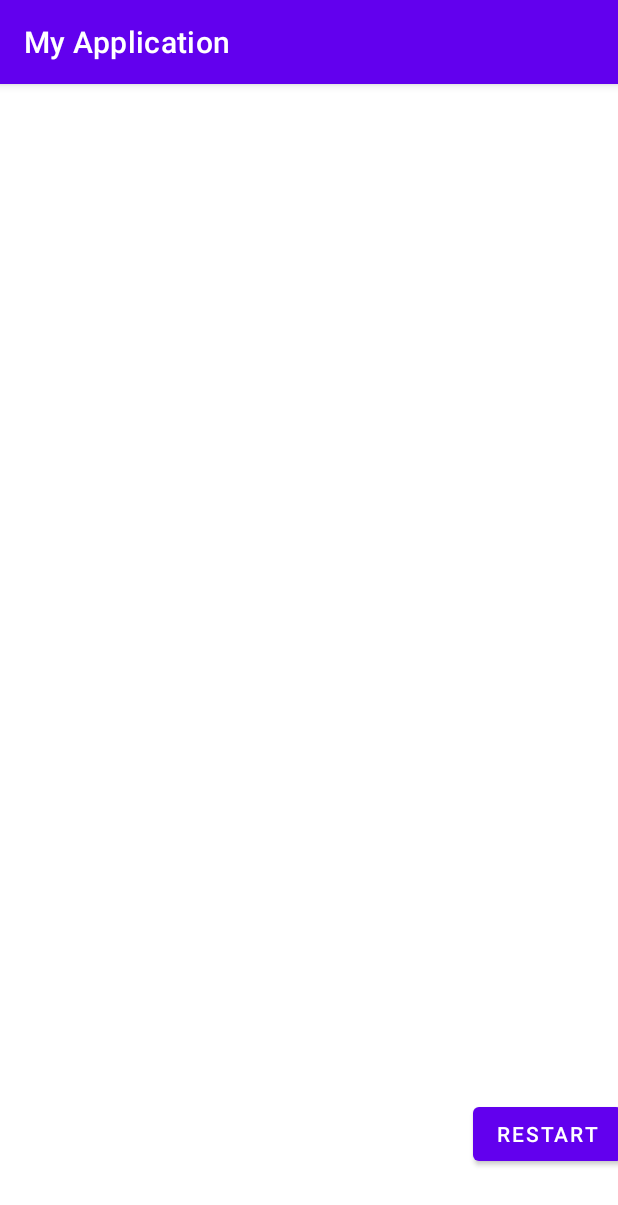
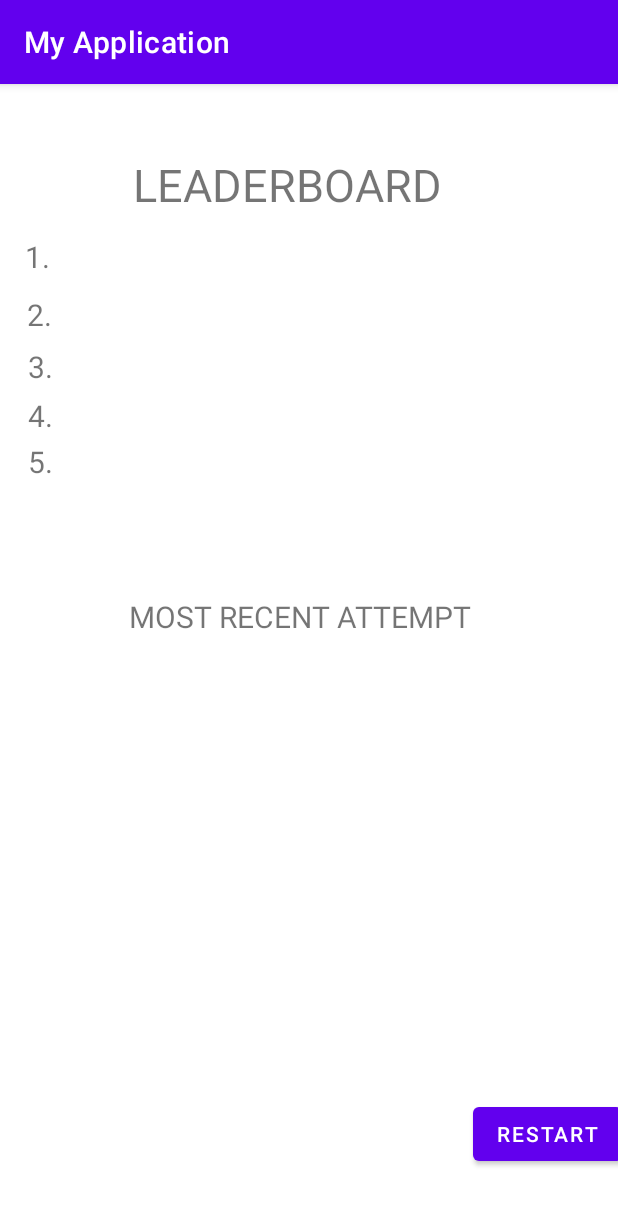
Before and after one commit to jadenl99/CS2340B_Team29, an Android app: the EndingActivity screen opened directly, with no data from a screen before it, on a phone screen of 412 x 824 dp. Shown: the top 1205 px of the screen. Run offline under Robolectric (Android 15) with nearby library versions, the phone set to English and light mode, and no system bars; 2 statements that could not run were skipped.

Commit message:
add attributes to player class

```diff
--- a/app/src/main/java/com/example/cs2340b_team29/ConfigScreenActivity.java
+++ b/app/src/main/java/com/example/cs2340b_team29/ConfigScreenActivity.java
@@ -53,6 +53,7 @@ public class ConfigScreenActivity extends AppCompatActivity {
     }
 
     private Bundle initializeGameData() {
+        int playerScore = 0;
         String playerName = nameInput.getText().toString();
         String difficulty = "";
         //double difficultyMultiplier = 1.0;
@@ -106,6 +107,7 @@ public class ConfigScreenActivity extends AppCompatActivity {
         extras.putString("PLAYER_NAME", playerName);
         extras.putString("DIFFICULTY", difficulty);
         extras.putInt("AVATAR_ID", avatarId);
+        extras.putInt("SCORE", playerScore);
         return extras;
 
 
--- a/app/src/main/java/com/example/cs2340b_team29/EndingActivity.java
+++ b/app/src/main/java/com/example/cs2340b_team29/EndingActivity.java
@@ -6,14 +6,39 @@ import android.content.Intent;
 import android.os.Bundle;
 import android.view.View;
 import android.widget.Button;
+import android.widget.TextView;
+
+import java.util.*;
 
 public class EndingActivity extends AppCompatActivity {
 
     private Button restartBtn;
+    private ArrayList<Integer> scores;
+
+    private TextView firstPlace;
+    private TextView secondPlace;
+    private TextView thirdPlace;
+    private TextView fourthPlace;
+    private TextView fifthPlace;
     @Override
     protected void onCreate(Bundle savedInstanceState) {
         super.onCreate(savedInstanceState);
         setContentView(R.layout.activity_end);
+
+        firstPlace = findViewById(R.id.firstplace);
+        secondPlace = findViewById(R.id.secondplace);
+        thirdPlace = findViewById(R.id.thirdplace);
+        fourthPlace = findViewById(R.id.fourthplace);
+        fifthPlace = findViewById(R.id.fifthplace);
+
+        //add latest score to array
+        Intent intent = getIntent();
+        Bundle extras = intent.getExtras();
+        scores.add(extras.getInt("SCORE"));
+
+        //sort scores array in descending order
+        Collections.sort(scores, Collections.reverseOrder());
+
 
         restartBtn = findViewById(R.id.restartBtn);
 
--- a/app/src/main/java/com/example/cs2340b_team29/GameActivity.java
+++ b/app/src/main/java/com/example/cs2340b_team29/GameActivity.java
@@ -44,7 +44,11 @@ public class GameActivity extends AppCompatActivity {
             String difficulty = extras.getString("DIFFICULTY");
             int avatarChosen = extras.getInt("AVATAR_ID");
 
-            playerNameLabel.setText("Player: " + playerName);
+            Player currentPlayer = Player.getPlayer();
+            currentPlayer.setPlayerName(playerName);
+            currentPlayer.setIdAvatar(avatarChosen);
+
+            playerNameLabel.setText("Player: " + currentPlayer.getPlayerName());
             difficultyLabel.setText("Difficulty: " + difficulty);
 
             if (difficulty.equals("Easy")) {
@@ -55,10 +59,10 @@ public class GameActivity extends AppCompatActivity {
                 hpLevelLabel.setText("HP: 25");
             }
 
-            if (avatarChosen == 1) {
+            if (currentPlayer.getIdAvatar() == 1) {
                 Drawable avatar1 = getDrawable(R.drawable.avatar1);
                 avatarImage.setBackground(avatar1);
-            } else if (avatarChosen == 2) {
+            } else if (currentPlayer.getIdAvatar() == 2) {
                 Drawable avatar2 = getDrawable(R.drawable.avatar2);
                 avatarImage.setBackground(avatar2);
             } else {
--- a/app/src/main/java/com/example/cs2340b_team29/Player.java
+++ b/app/src/main/java/com/example/cs2340b_team29/Player.java
@@ -5,7 +5,9 @@ public class Player {
     private double x;
     private double y;
     private int score;
-
+    private String playerName;
+    private int timeDatePlayed;
+    private int idAvatar;
     private Player() {
         x = 0;
         y = 0;
@@ -44,4 +46,15 @@ public class Player {
     public void setScore(int score) {
         this.score = score;
     }
+
+    public void setPlayerName(String name) { playerName = name;}
+
+    public String getPlayerName() { return playerName;}
+
+    public void setTimeDatePlayed(int tdplayed) { timeDatePlayed = tdplayed;}
+
+    public int getTimeDatePlayed() { return timeDatePlayed;}
+    public int getIdAvatar() { return idAvatar;}
+
+    public void setIdAvatar(int id){ idAvatar = id;}
 }
--- a/app/src/main/res/layout/activity_end.xml
+++ b/app/src/main/res/layout/activity_end.xml
@@ -14,4 +14,88 @@
         android:text="Restart"
         app:layout_constraintBottom_toBottomOf="parent"
         app:layout_constraintStart_toStartOf="parent" />
+
+    <TextView
+        android:id="@+id/thirdplace"
+        android:layout_width="369dp"
+        android:layout_height="40dp"
+        android:layout_marginEnd="24dp"
+        android:text="3."
+        android:textSize="20dp"
+        app:layout_constraintBottom_toBottomOf="parent"
+        app:layout_constraintEnd_toEndOf="parent"
+        app:layout_constraintTop_toTopOf="parent"
+        app:layout_constraintVertical_bias="0.24" />
+
+    <TextView
+        android:id="@+id/fifthplace"
+        android:layout_width="369dp"
+        android:layout_height="40dp"
+        android:layout_marginEnd="24dp"
+        android:text="5."
+        android:textSize="20dp"
+        app:layout_constraintBottom_toBottomOf="parent"
+        app:layout_constraintEnd_toEndOf="parent"
+        app:layout_constraintTop_toTopOf="parent"
+        app:layout_constraintVertical_bias="0.327" />
+
+    <TextView
+        android:id="@+id/secondplace"
+        android:layout_width="370dp"
+        android:layout_height="42dp"
+        android:layout_marginEnd="24dp"
+        android:text="2."
+        android:textSize="20dp"
+        app:layout_constraintBottom_toBottomOf="parent"
+        app:layout_constraintEnd_toEndOf="parent"
+        app:layout_constraintTop_toTopOf="parent"
+        app:layout_constraintVertical_bias="0.193" />
+
+    <TextView
+        android:id="@+id/firstplace"
+        android:layout_width="367dp"
+        android:layout_height="44dp"
+        android:layout_marginEnd="28dp"
+        android:text="1."
+        android:textSize="20dp"
+        app:layout_constraintBottom_toBottomOf="parent"
+        app:layout_constraintEnd_toEndOf="parent"
+        app:layout_constraintTop_toTopOf="parent"
+        app:layout_constraintVertical_bias="0.14" />
+
+    <TextView
+        android:id="@+id/fourthplace"
+        android:layout_width="369dp"
+        android:layout_height="35dp"
+        android:layout_marginEnd="24dp"
+        android:text="4."
+        android:textSize="20dp"
+        app:layout_constraintBottom_toBottomOf="parent"
+        app:layout_constraintEnd_toEndOf="parent"
+        app:layout_constraintTop_toTopOf="parent"
+        app:layout_constraintVertical_bias="0.283" />
+
+    <TextView
+        android:id="@+id/leaderboard"
+        android:layout_width="219dp"
+        android:layout_height="44dp"
+        android:layout_marginEnd="104dp"
+        android:text="LEADERBOARD"
+        android:textSize="30dp"
+        app:layout_constraintBottom_toBottomOf="parent"
+        app:layout_constraintEnd_toEndOf="parent"
+        app:layout_constraintTop_toTopOf="parent"
+        app:layout_constraintVertical_bias="0.064" />
+
+    <TextView
+        android:id="@+id/mostRecentAttempt"
+        android:layout_width="246dp"
+        android:layout_height="53dp"
+        android:layout_marginEnd="80dp"
+        android:text="MOST RECENT ATTEMPT"
+        android:textSize="20dp"
+        app:layout_constraintBottom_toBottomOf="parent"
+        app:layout_constraintEnd_toEndOf="parent"
+        app:layout_constraintTop_toTopOf="parent"
+        app:layout_constraintVertical_bias="0.478" />
 </androidx.constraintlayout.widget.ConstraintLayout>
```
Also changed, not shown: 142 other files.
